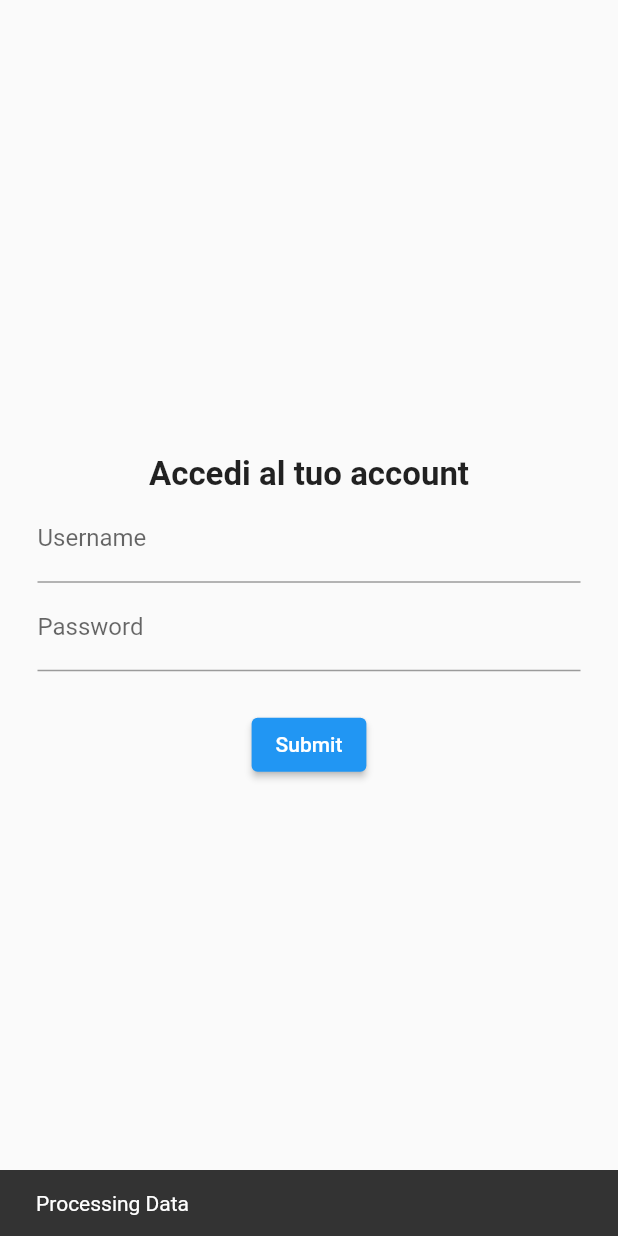
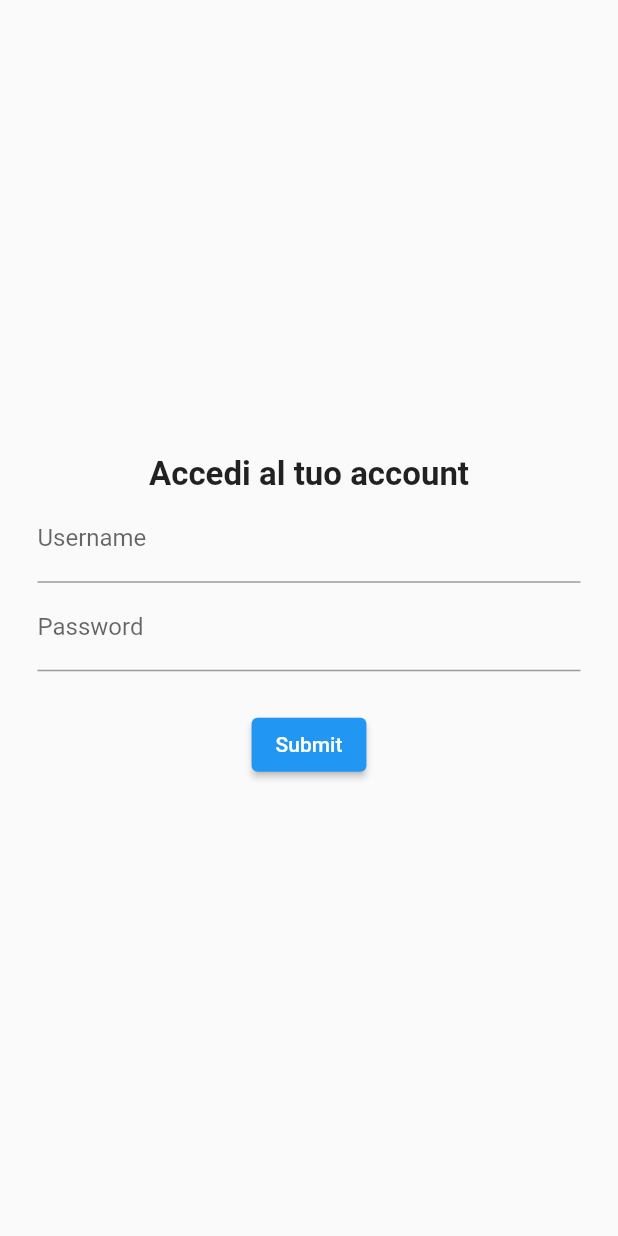
Before and after one commit to VoidElle/open-pico-app, a Flutter app: the screen it shows after launch, after a tap on "Submit", on a phone screen of 412 x 824 dp. Run offline on Flutter 3.47's test engine with Material 3 defaults, Android fonts, the phone set to English and light mode, and no system bars; our stand-ins replace flutter_riverpod, freezed_annotation, riverpod_annotation; missing offline and left inert: encrypt; generated files the repository leaves out were written again.

Commit message:
chore: Added cryptography password feature

```diff
--- a/lib/pages/auth_page.dart
+++ b/lib/pages/auth_page.dart
@@ -1,17 +1,23 @@
 import 'package:flutter/material.dart';
+import 'package:flutter_riverpod/flutter_riverpod.dart';
+import 'package:open_pico_app/providers/global_providers.dart';
 
-class AuthPage extends StatefulWidget {
+class AuthPage extends ConsumerStatefulWidget {
 
   const AuthPage({super.key});
 
   @override
-  State<AuthPage> createState() => _AuthPageState();
+  ConsumerState<AuthPage> createState() => _AuthPageState();
 }
 
-class _AuthPageState extends State<AuthPage> {
+class _AuthPageState extends ConsumerState<AuthPage> {
 
   // Key for the form
   final GlobalKey<FormState> _formKey = GlobalKey<FormState>();
+
+  // Controllers for the text fields
+  final TextEditingController _emailController = TextEditingController();
+  final TextEditingController _passwordController = TextEditingController();
 
   @override
   Widget build(BuildContext context) {
@@ -49,6 +55,7 @@ class _AuthPageState extends State<AuthPage> {
 
           // Username form field
           TextFormField(
+            controller: _emailController,
             decoration: const InputDecoration(
               labelText: 'Username',
               hintText: 'Inserisci il tuo username',
@@ -57,6 +64,7 @@ class _AuthPageState extends State<AuthPage> {
 
           // Password form field
           TextFormField(
+            controller: _passwordController,
             decoration: const InputDecoration(
               labelText: 'Password',
               hintText: 'Inserisci la tua password',
@@ -70,11 +78,15 @@ class _AuthPageState extends State<AuthPage> {
             child: ElevatedButton(
               onPressed: () {
                 if (_formKey.currentState!.validate()) {
-                  // If the form is valid, display a snackbar. In the real world,
-                  // you'd often call a server or save the information in a database.
-                  ScaffoldMessenger.of(context).showSnackBar(
-                    const SnackBar(content: Text('Processing Data')),
-                  );
+
+                  print('Username: ${_emailController.text}');
+                  print('Clear Password: ${_passwordController.text}');
+                  print('DESIDERED OUTPUT -> J9t31KUVnRWaCKc1NplO5A==');
+
+                  // Encrypt the password using the provider
+                  final String encryptedPassword = ref.read(aesCryptProviderProvider).encryptText(_passwordController.text);
+                  print('REAL OUTPUT ->  ${encryptedPassword}');
+
                 }
               },
               child: const Text('Submit'),
--- /dev/null
+++ b/lib/utils/aes_crypt.dart
@@ -0,0 +1,36 @@
+import 'dart:convert';
+import 'dart:typed_data';
+import 'package:crypto/crypto.dart';
+import 'package:encrypt/encrypt.dart';
+import 'package:open_pico_app/utils/constants.dart';
+
+class AESCrypt {
+
+  late final Key key;
+  final IV iv = IV(Uint8List(16));
+
+  /// Constructor for AESCrypt
+  AESCrypt(String deviceId) {
+
+    // The key string is the first 8 characters of the device ID + the cypher salt
+    final String keyStr = deviceId.substring(0, 8) + Constants.cypherSalt;
+
+    final Uint8List bytes = utf8.encode(keyStr);
+    final List<int> digest = sha256.convert(bytes).bytes;
+    key = Key(Uint8List.fromList(digest));
+  }
+
+  // Encrypts the given plain text using AES encryption
+  String encryptText(String plainText) {
+    final Encrypter encrypter = Encrypter(AES(key, mode: AESMode.cbc, padding: Constants.cypherPadding));
+    final Encrypted encrypted = encrypter.encrypt(plainText, iv: iv);
+    return encrypted.base64;
+  }
+
+  // Decrypts the given base64 text using AES decryption
+  String decryptText(String base64Text) {
+    final Encrypter encrypter = Encrypter(AES(key, mode: AESMode.cbc, padding: Constants.cypherPadding));
+    return encrypter.decrypt64(base64Text, iv: iv);
+  }
+
+}
--- a/pubspec.yaml
+++ b/pubspec.yaml
@@ -31,6 +31,10 @@ dependencies:
   # State management
   flutter_riverpod: ^2.6.1
 
+  # Cryptography
+  encrypt: ^5.0.3
+  crypto: ^3.0.6
+
 dev_dependencies:
   flutter_test:
     sdk: flutter
```
Also changed, not shown: lib/providers/global_providers.dart (added, +11 -0 lines), lib/utils/constants.dart (+9 -0 lines), 1 other file.
